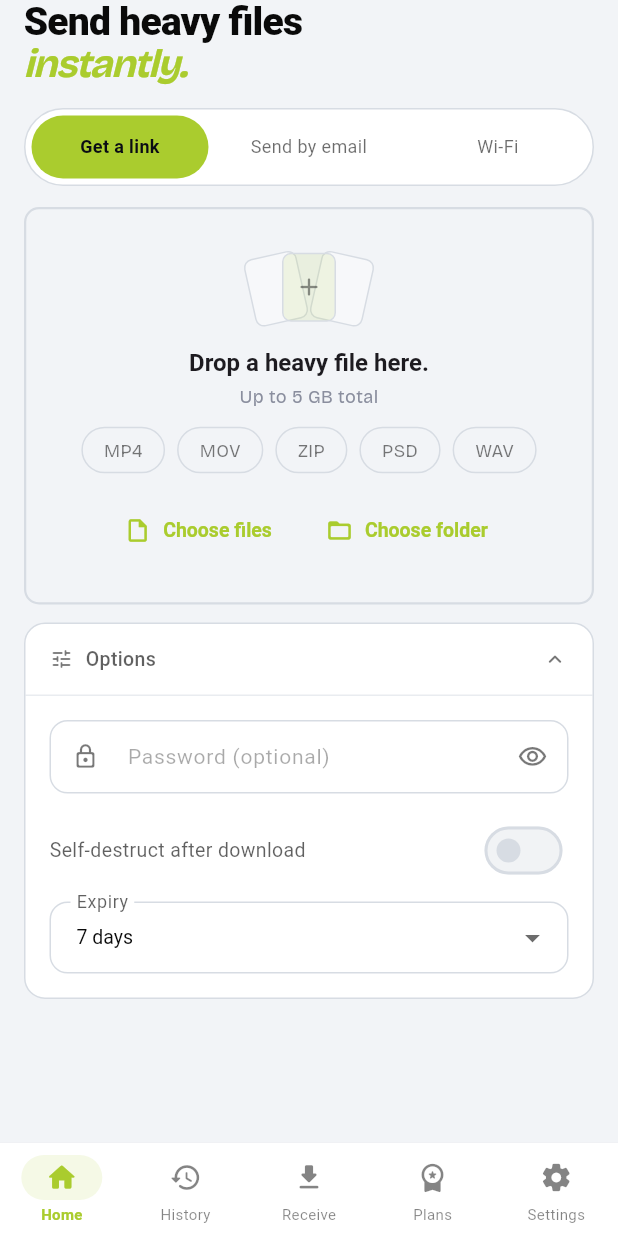
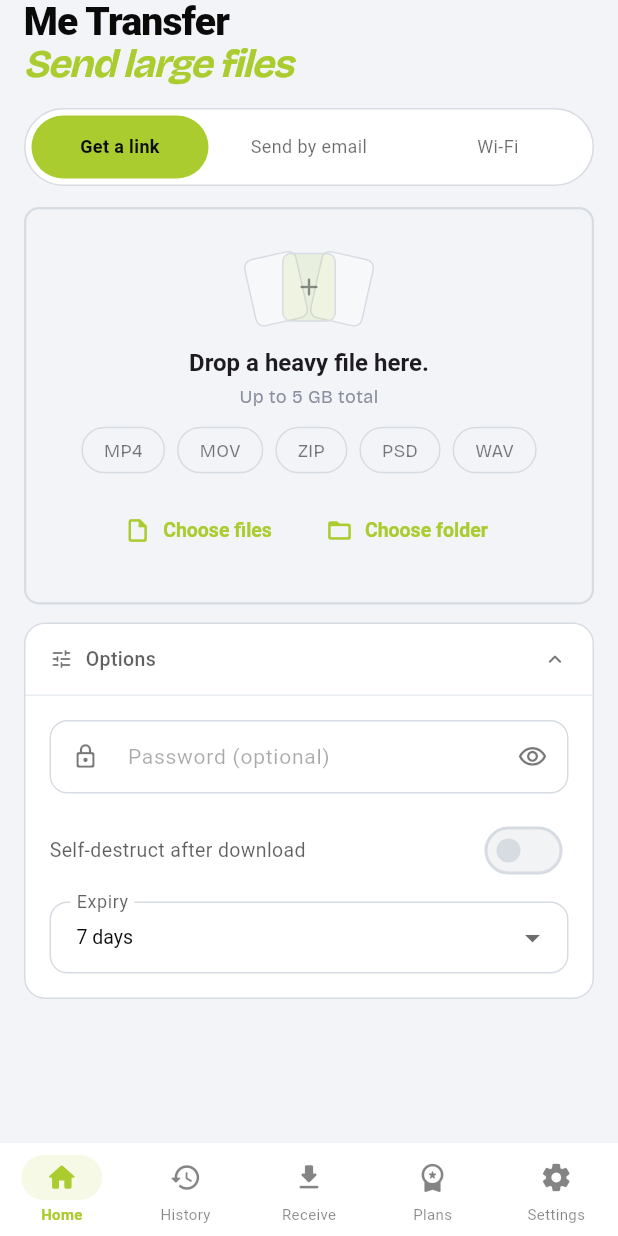
Before and after one commit to hb-2003/droppy, a Flutter app: the screen it shows after launch, on a phone screen of 412 x 824 dp. Run offline on Flutter 3.47's test engine with Material 3 defaults, Android fonts, the phone set to English and light mode, and no system bars; our stand-ins replace app_links, cookie_jar, dio, dio_cookie_manager, file_picker, get and 8 more; missing offline and left inert: external_path, mobile_scanner, network_info_plus, translator; network calls fail; project files that could hold a hidden picture were left out.

Commit message:
release file setup added

```diff
--- /dev/null
+++ b/flutter-app/lib/app/app_branding.dart
@@ -0,0 +1,21 @@
+import 'dart:io' show Platform;
+
+import 'package:flutter/foundation.dart' show kIsWeb;
+import 'package:sendlargefiles/l10n/app_localizations.dart';
+
+/// Android Play Store branding (`Me Transfer`). iOS keeps localized [AppLocalizations].
+abstract final class AppBranding {
+  static const androidAppTitle = 'Me Transfer';
+  static const androidTagline = 'Send large files';
+
+  static bool get useAndroidBranding => !kIsWeb && Platform.isAndroid;
+
+  static String appTitle(AppLocalizations t) =>
+      useAndroidBranding ? androidAppTitle : t.appTitle;
+
+  static String heroTitle(AppLocalizations t) =>
+      useAndroidBranding ? androidAppTitle : t.heroTitle;
+
+  static String heroAccent(AppLocalizations t) =>
+      useAndroidBranding ? androidTagline : t.heroAccent;
+}
--- a/flutter-app/lib/main.dart
+++ b/flutter-app/lib/main.dart
@@ -2,6 +2,7 @@ import 'package:flutter/material.dart';
 import 'package:flutter_localizations/flutter_localizations.dart';
 import 'package:get/get.dart';
 import 'package:get_storage/get_storage.dart';
+import 'package:sendlargefiles/app/app_branding.dart';
 import 'package:sendlargefiles/app/routes/app_pages.dart';
 import 'package:sendlargefiles/app/routes/app_routes.dart';
 import 'package:sendlargefiles/app/theme/app_theme.dart';
@@ -47,7 +48,7 @@ class SendLargeFilesApp extends StatelessWidget {
       final loc = Get.find<LocaleController>().locale.value;
       final mode = Get.find<ThemeController>().themeMode.value;
       return GetMaterialApp(
-        title: lookupAppLocalizations(loc).appTitle,
+        title: AppBranding.appTitle(lookupAppLocalizations(loc)),
         theme: AppTheme.lightFromConfig(cfg),
         darkTheme: AppTheme.darkFromConfig(cfg),
         themeMode: mode,
--- a/flutter-app/lib/modules/home/home_view.dart
+++ b/flutter-app/lib/modules/home/home_view.dart
@@ -3,6 +3,7 @@ import 'package:flutter/services.dart';
 import 'package:get/get.dart';
 import 'package:qr_flutter/qr_flutter.dart';
 import 'package:sendlargefiles/l10n/app_localizations.dart';
+import 'package:sendlargefiles/app/app_branding.dart';
 import 'package:sendlargefiles/app/theme/app_theme.dart';
 import 'package:sendlargefiles/data/repositories/auth_repository.dart';
 import 'package:sendlargefiles/modules/home/home_controller.dart';
@@ -226,7 +227,7 @@ class _HeroText extends StatelessWidget {
       crossAxisAlignment: CrossAxisAlignment.start,
       children: [
         Text(
-          t.heroTitle,
+          AppBranding.heroTitle(t),
           style: TextStyle(
             color: scheme.onSurface,
             fontSize: 26,
@@ -236,7 +237,7 @@ class _HeroText extends StatelessWidget {
           ),
         ),
         Text(
-          t.heroAccent,
+          AppBranding.heroAccent(t),
           style: AppTheme.heroAccent(color: scheme.primary, fontSize: 26),
         ),
       ],
```
Also changed, not shown: 3 other files.
